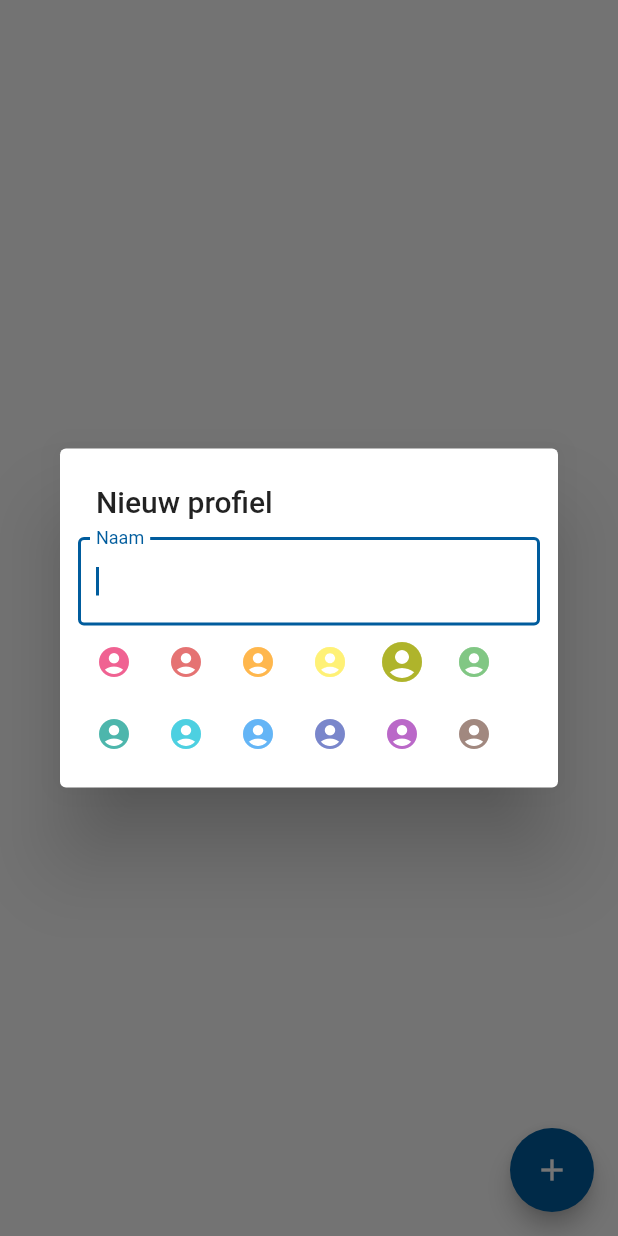
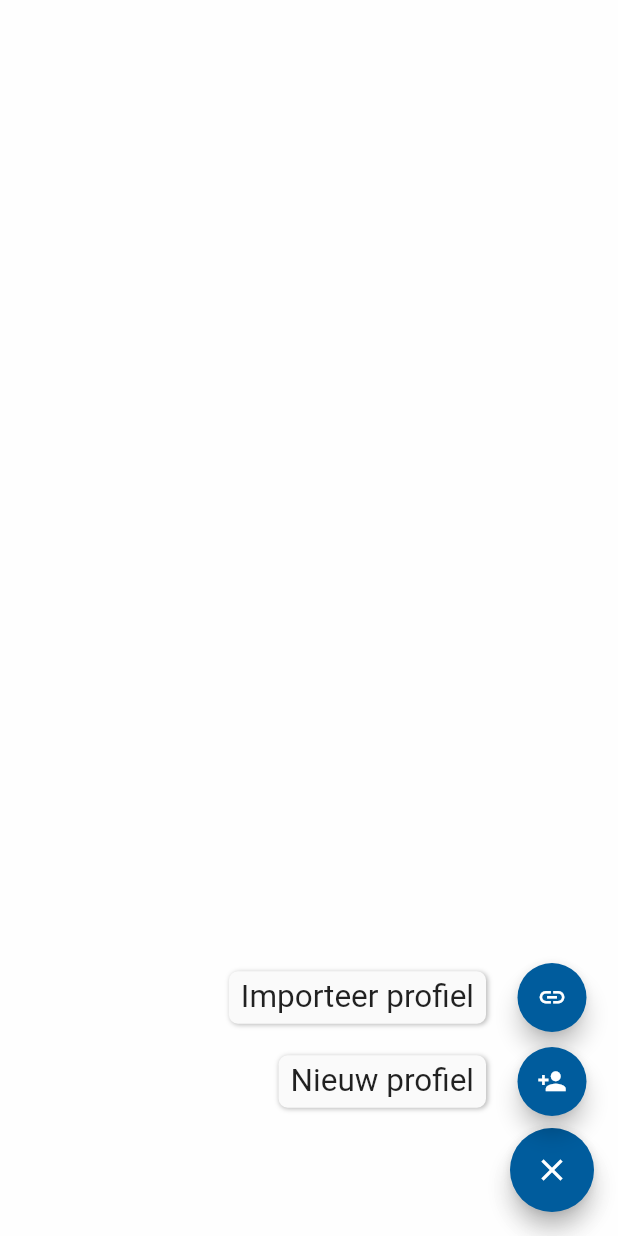
Before and after one commit to ScoutsGidsenVL/totem-app-2023, a Flutter app: the Profielen screen opened directly, after a tap on the "add" icon, on a phone screen of 412 x 824 dp. Run offline on Flutter 3.47's test engine with Material 2 defaults, Android fonts, the phone set to English and light mode, and no system bars; drawn by our look-alikes of azlistview, flutter_speed_dial; our stand-ins replace flutter_cache_manager, flutter_markdown, flutter_native_splash, share_plus, shared_preferences; accounts and stored records are empty; network calls fail.

Commit message:
Import profiles with code

```diff
--- a/lib/pages/profielen.dart
+++ b/lib/pages/profielen.dart
@@ -2,9 +2,11 @@ import 'package:flutter/material.dart';
 import 'package:provider/provider.dart';
 import 'package:totemapp/model/profile_manager.dart';
 import 'package:azlistview/azlistview.dart';
+import 'package:totemapp/widgets/import_dialog.dart';
 import 'package:totemapp/widgets/profile_card.dart';
 import 'package:totemapp/widgets/profile_dialog.dart';
 import 'package:totemapp/widgets/profile_entry.dart';
+import 'package:flutter_speed_dial/flutter_speed_dial.dart';
 
 class Profielen extends StatelessWidget {
   const Profielen({Key? key}) : super(key: key);
@@ -44,8 +46,15 @@ class Profielen extends StatelessWidget {
                             color: Theme.of(context).colorScheme.primary),
                       ))))
         ]),
-        floatingActionButton: FloatingActionButton(
-            onPressed: () {
+        floatingActionButton: SpeedDial(
+          icon: Icons.add,
+          activeIcon: Icons.close,
+          spacing: 3,
+          backgroundColor: Theme.of(context).colorScheme.primary,
+          foregroundColor: Theme.of(context).colorScheme.onPrimary,
+          children: [
+            SpeedDialChild(
+                onTap: () {
                   showDialog(
                       context: context,
                       builder: (context) {
@@ -58,6 +67,25 @@ class Profielen extends StatelessWidget {
                 },
                 backgroundColor: Theme.of(context).colorScheme.primary,
                 foregroundColor: Theme.of(context).colorScheme.onPrimary,
-            child: const Icon(Icons.add)));
+                label: 'Nieuw profiel',
+                child: const Icon(Icons.person_add)),
+            SpeedDialChild(
+                onTap: () {
+                  showDialog(
+                      context: context,
+                      builder: (context) {
+                        return ImportDialog(onSubmitted: (profile) {
+                          context
+                              .read<ProfileManager>()
+                              .addProfile(profile, force: true);
+                        });
+                      });
+                },
+                backgroundColor: Theme.of(context).colorScheme.primary,
+                foregroundColor: Theme.of(context).colorScheme.onPrimary,
+                label: 'Importeer profiel',
+                child: const Icon(Icons.link)),
+          ],
+        ));
   }
 }
--- a/pubspec.yaml
+++ b/pubspec.yaml
@@ -35,6 +35,7 @@ dependencies:
   flutter_markdown: ^0.6.14
   flutter_native_splash: ^2.2.19
   share_plus: ^6.3.1
+  flutter_speed_dial: ^6.2.0
 
 dev_dependencies:
   flutter_test:
```
Also changed, not shown: lib/model/profile_manager.dart (+6 -2 lines), lib/widgets/import_dialog.dart (added, +69 -0 lines), pubspec.lock. Lines whose indentation alone changed are shown as unchanged.
